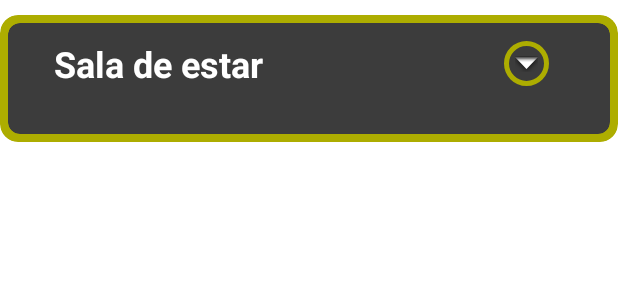
After one commit to AlanCarvalhoEE/home-automation-platform, an Android app: the layout container_room.xml on its own in the app's theme, with its tools: preview values and no code run, on a phone screen of 412 x 824 dp. The commit adds this screen. Shown: the top 300 px of the screen. Run offline under Robolectric (Android 15) with nearby library versions, the phone set to English and light mode, and no system bars.

Commit message:
Room controls container created

```diff
--- a/android/app/src/main/res/drawable/button_circular_normal.xml
+++ b/android/app/src/main/res/drawable/button_circular_normal.xml
@@ -1,8 +1,8 @@
 <shape xmlns:android="http://schemas.android.com/apk/res/android"
     android:shape="rectangle">
-    <solid android:color="@color/mediumYellow" />
+    <solid android:color="@color/darkGrey" />
     <corners android:radius="@dimen/circular_button_corner_radius" />
     <stroke
         android:width="3dp"
-        android:color="@color/darkGrey"/>
+        android:color="@color/mediumYellow"/>
 </shape>
--- /dev/null
+++ b/android/app/src/main/res/layout/container_room.xml
@@ -0,0 +1,88 @@
+<?xml version="1.0" encoding="utf-8"?>
+<androidx.constraintlayout.widget.ConstraintLayout xmlns:android="http://schemas.android.com/apk/res/android"
+    android:layout_width="match_parent"
+    android:layout_height="wrap_content"
+    xmlns:app="http://schemas.android.com/apk/res-auto">
+
+    <androidx.cardview.widget.CardView
+        android:layout_width="match_parent"
+        android:layout_height="match_parent"
+        app:cardBackgroundColor="@color/mediumYellow"
+        app:cardCornerRadius="12dp"
+        app:cardElevation="0dp"
+        android:layout_marginTop="10dp"
+        app:layout_constraintEnd_toEndOf="parent"
+        app:layout_constraintStart_toStartOf="parent"
+        app:layout_constraintTop_toTopOf="parent"
+        app:layout_constraintBottom_toBottomOf="parent">
+
+        <androidx.cardview.widget.CardView
+            android:id="@+id/roomsCardView"
+            android:layout_width="match_parent"
+            android:layout_height="wrap_content"
+            app:cardBackgroundColor="@color/darkGrey"
+            app:cardCornerRadius="8dp"
+            app:cardElevation="0dp"
+            android:layout_margin="5dp"
+            app:layout_constraintEnd_toEndOf="parent"
+            app:layout_constraintStart_toStartOf="parent"
+            app:layout_constraintTop_toTopOf="parent"
+            app:layout_constraintBottom_toBottomOf="parent">
+
+            <androidx.constraintlayout.widget.ConstraintLayout
+                android:id="@+id/locationLayout"
+                android:layout_width="match_parent"
+                android:layout_height="match_parent"
+                android:background="@color/darkGrey"
+                android:layout_margin="5dp"
+                android:paddingStart="25dp"
+                android:paddingEnd="25dp"
+                android:paddingTop="5dp"
+                android:paddingBottom="5dp">
+
+                <TextView
+                    android:id="@+id/roomNameTextView"
+                    android:layout_width="wrap_content"
+                    android:layout_height="wrap_content"
+                    android:layout_gravity="center_vertical"
+                    android:singleLine="true"
+                    android:text="Sala de estar"
+                    android:textColor="@color/white"
+                    android:textSize="24sp"
+                    android:textStyle="bold"
+                    app:layout_constraintStart_toStartOf="parent"
+                    app:layout_constraintTop_toTopOf="parent"
+                    />
+
+                <ImageButton
+                    android:id="@+id/roomOpenImageButton"
+                    android:layout_width="30dp"
+                    android:layout_height="30dp"
+                    android:layout_margin="10dp"
+                    android:background="@drawable/button_circular_states"
+                    android:cropToPadding="false"
+                    android:padding="5dp"
+                    android:scaleType="centerInside"
+                    app:layout_constraintBottom_toBottomOf="@id/roomNameTextView"
+                    app:layout_constraintEnd_toEndOf="parent"
+                    app:layout_constraintTop_toTopOf="@id/roomNameTextView"
+                    app:srcCompat="@android:drawable/arrow_down_float" />
+
+                <LinearLayout
+                    android:id="@+id/roomControlsLayout"
+                    android:layout_width="0dp"
+                    android:layout_height="wrap_content"
+                    android:orientation="vertical"
+                    android:layout_marginTop="10dp"
+                    android:layout_marginBottom="10dp"
+                    app:layout_constraintEnd_toEndOf="parent"
+                    app:layout_constraintStart_toStartOf="parent"
+                    app:layout_constraintTop_toBottomOf="@id/roomNameTextView"
+                    app:layout_constraintBottom_toBottomOf="parent">
+
+                </LinearLayout>
+
+            </androidx.constraintlayout.widget.ConstraintLayout>
+        </androidx.cardview.widget.CardView>
+    </androidx.cardview.widget.CardView>
+</androidx.constraintlayout.widget.ConstraintLayout>
```
